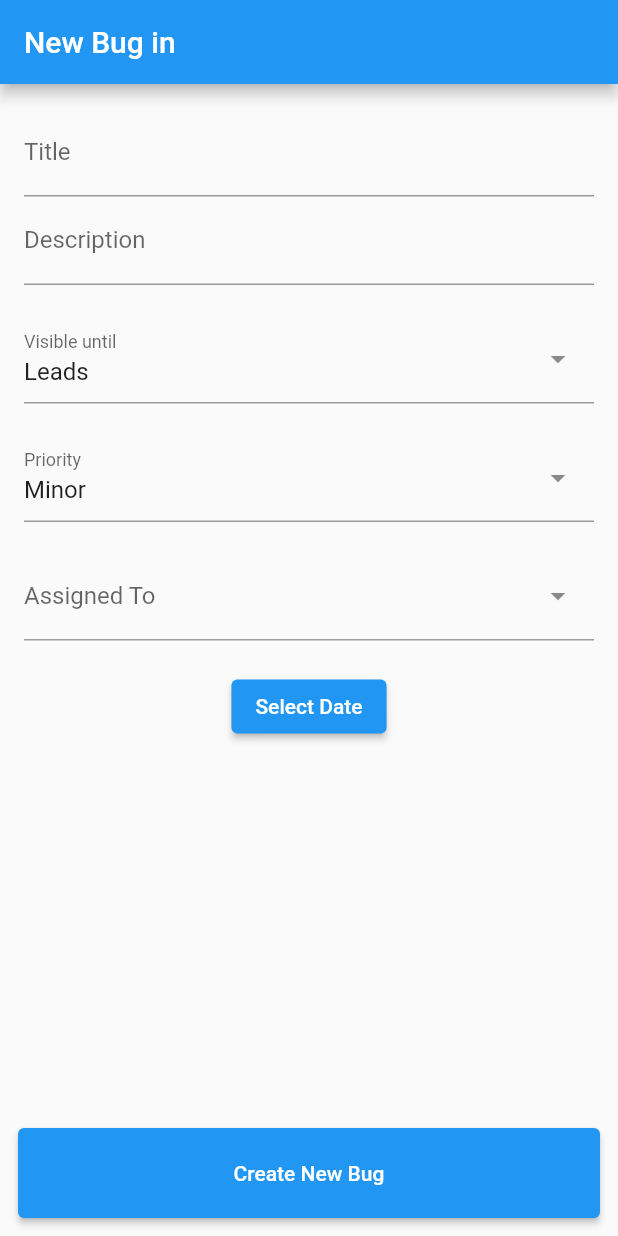
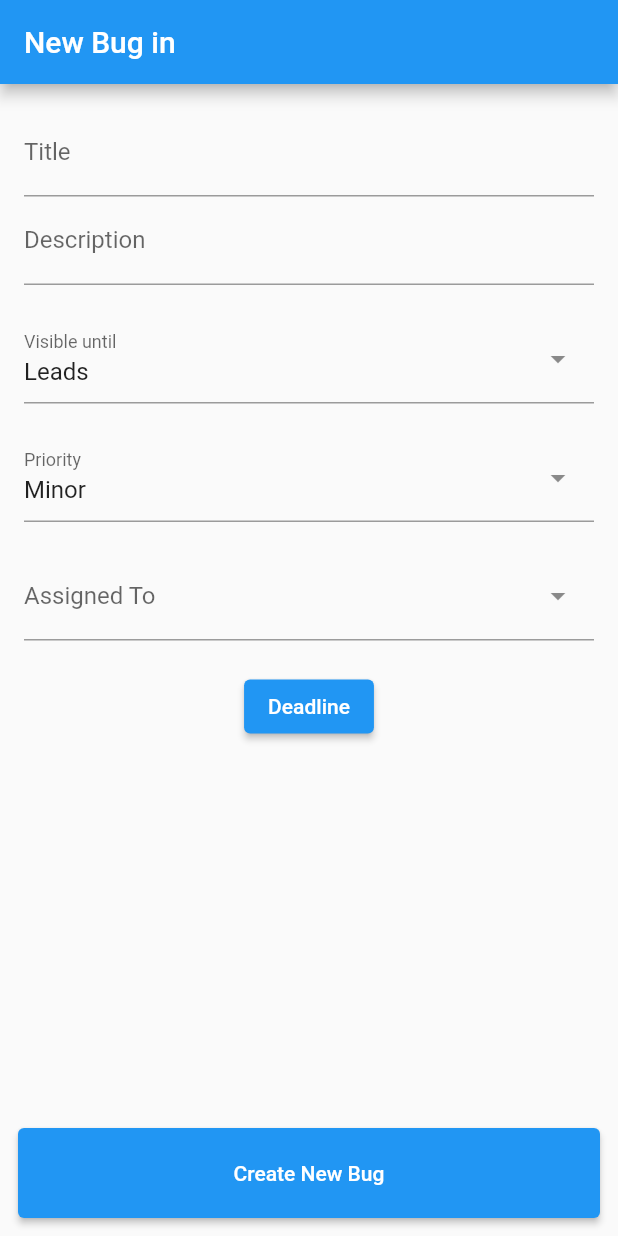
Before and after one commit to satyamurti/Bug-Tracker, a Flutter app: the NewBugPage screen opened directly with empty values, on a phone screen of 412 x 824 dp. Run offline on Flutter 3.47's test engine with Material 2 defaults, Android fonts, the phone set to English and light mode, and no system bars; drawn by our look-alikes of dropdown_search; our stand-ins replace cloud_firestore, firebase_auth, firebase_core, flutter_riverpod, google_sign_in; accounts and stored records are empty; statements that could not run were skipped.

Commit message:
completed functionality of DatePickerButton

```diff
--- a/lib/components/date_picker_button.dart
+++ b/lib/components/date_picker_button.dart
@@ -1,27 +1,46 @@
 import 'package:flutter/material.dart';
+import 'package:intl/intl.dart';
 
 class DatePickerButton extends StatefulWidget {
-  const DatePickerButton({Key? key}) : super(key: key);
+  final String text;
+  final void Function(DateTime date) onDateSelected;
+
+  const DatePickerButton({
+    Key? key,
+    required this.text,
+    required this.onDateSelected,
+  }) : super(key: key);
 
   @override
   _DatePickerButtonState createState() => _DatePickerButtonState();
 }
 
 class _DatePickerButtonState extends State<DatePickerButton> {
+  bool firstSelect = true;
+  DateTime date = DateTime.now();
+
   @override
   build(context) => ElevatedButton(
-        onPressed: onPress,
-        child: const Text('Select Date'),
+        onPressed: showDialog,
+        child: Text(
+          firstSelect ? widget.text : DateFormat('dd-MM-yyyy').format(date),
+        ),
       );
 
-  Future<void> onPress() async {
+  Future<void> showDialog() async {
     final curTime = DateTime.now();
-    final newTime = await showDatePicker(
+    final newDate = await showDatePicker(
       context: context,
-      initialDate: curTime,
+      initialDate: date,
       firstDate: curTime,
-      lastDate: curTime.add(const Duration(days: 300)),
+      lastDate: curTime.add(const Duration(days: 100)),
     );
-    print(newTime);
+    if (newDate != null) {
+      setState(() {
+        firstSelect = false;
+        date = newDate;
+      });
+      widget.onDateSelected(newDate);
+    }
   }
 }
--- a/lib/pages/home/new_bug_page.dart
+++ b/lib/pages/home/new_bug_page.dart
@@ -65,7 +65,10 @@ class NewBugPage extends StatelessWidget {
                   const InputDecoration(label: Text('Assigned To')),
             ),
             const SizedBox(height: 20),
-            const DatePickerButton(),
+            DatePickerButton(
+              text: 'Deadline',
+              onDateSelected: (date) => print('Selected date = $date'),
+            ),
           ],
         ),
       );
--- a/pubspec.yaml
+++ b/pubspec.yaml
@@ -19,6 +19,7 @@ dependencies:
   google_sign_in: ^5.2.3
   cloud_firestore: ^3.1.7
   dropdown_search: ^2.0.1
+  intl: ^0.17.0
 
 dev_dependencies:
   flutter_test:
```
Also changed, not shown: pubspec.lock.
